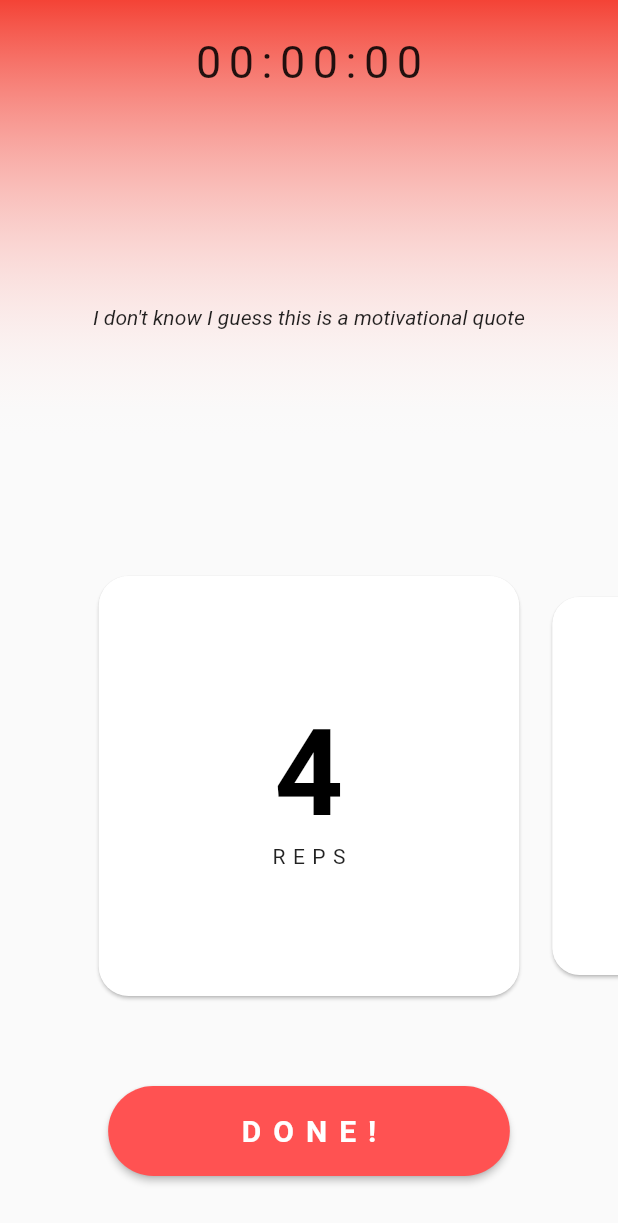
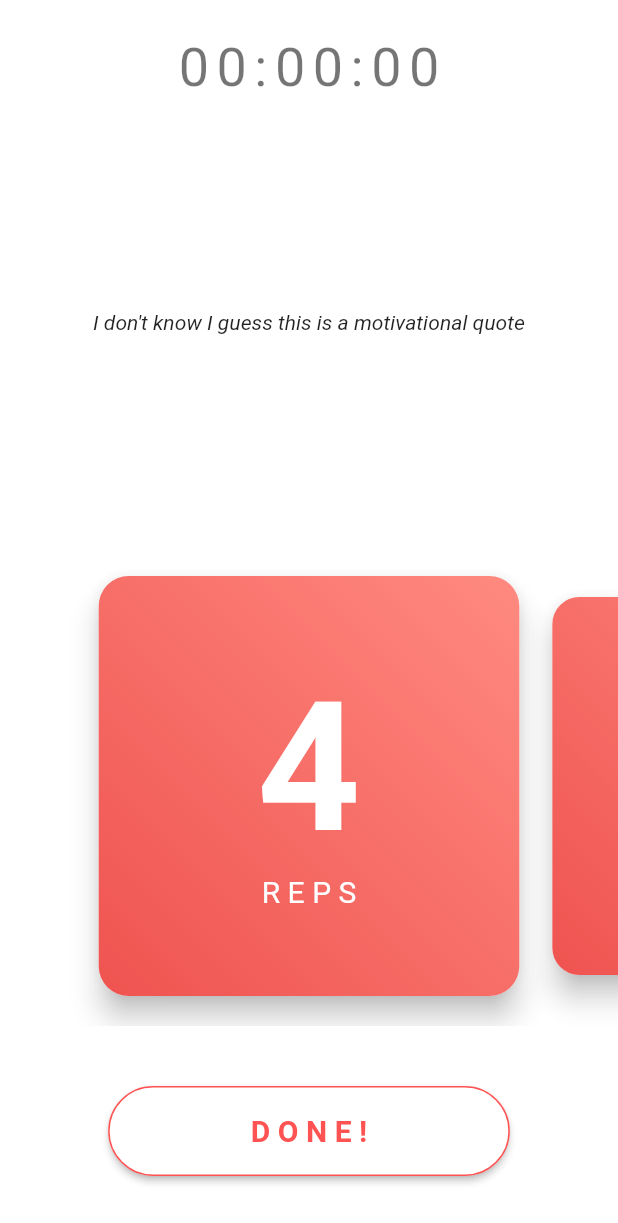
Before and after one commit to Steellow/hundred_reps, a Flutter app: the screen it shows after launch, on a phone screen of 412 x 824 dp. Shown: the top 1223 px of the screen. Run offline on Flutter 3.47's test engine with Material 2 defaults, Android fonts, the phone set to English and light mode, and no system bars; our stand-ins replace flutter_swiper, google_fonts, timer_builder; missing offline and left inert: zoomable_tilt_view.

Commit message:
some design tweaks, commit before redesign

```diff
--- a/TODO.txt
+++ b/TODO.txt
@@ -8,6 +8,8 @@ OPTINOAL FEATURES:
 
 
 BUGS:
+    Swiper hangs if been idling
 
 
 HI-FI:
+    Motivation widget
--- a/lib/screens/main_page/background_gradient.dart
+++ b/lib/screens/main_page/background_gradient.dart
@@ -16,7 +16,7 @@ class BackgroundGradient extends StatelessWidget {
           gradient: LinearGradient(
         colors: <Color>[
           colorByIndex(progressState.progress),
-          Colors.white.withOpacity(0.0),
+          Colors.white.withOpacity(0),
         ],
         begin: Alignment.topCenter,
         end: Alignment.bottomCenter,
--- a/lib/screens/main_page/custom_card.dart
+++ b/lib/screens/main_page/custom_card.dart
@@ -1,4 +1,5 @@
 import 'package:flutter/material.dart';
+import 'package:google_fonts/google_fonts.dart';
 import 'package:ioo_reps/util/progress_helper.dart';
 import 'package:ioo_reps/util/styles.dart';
 import 'package:zoomable_tilt_view/zoomable_tilt_view.dart';
@@ -16,15 +17,33 @@ class _CustomCardState extends State<CustomCard> {
   @override
   Widget build(BuildContext context) {
     final int reps = repsLeftByIndex(widget.index);
+    final double _borderRadius =
+        20; // Using custom BorderRadius in both Card and Container, because you can't but gradient to Card, and if you put it to the container it goes on top of round corners
 
-    return ZoomableTiltView( // Using ZoomableTiltView for extra juiciness
+    return ZoomableTiltView(
+      // Using ZoomableTiltView for extra juiciness
       zoomLimit: 1,
       child: Container(
         height: 300,
-        margin: EdgeInsets.symmetric(vertical: 16), // Without this the Tilt clips on Container on which Swiper is in
+        margin: EdgeInsets.symmetric(
+            vertical:
+                16), // Without this the Tilt clips on Container on which Swiper is in
         child: Card(
+          elevation: 8,
           shape: RoundedRectangleBorder(
-            borderRadius: BorderRadius.circular(20),
+            borderRadius: BorderRadius.circular(_borderRadius),
+          ),
+          child: Container(
+            decoration: BoxDecoration(
+              borderRadius: BorderRadius.circular(_borderRadius),
+              gradient: LinearGradient(
+                begin: Alignment.bottomLeft,
+                end: Alignment.topRight,
+                colors: <Color>[
+                  Colors.red[400],
+                  Colors.redAccent[100],
+                ],
+              ),
             ),
             child: Column(
               mainAxisAlignment: MainAxisAlignment.center,
@@ -41,6 +60,7 @@ class _CustomCardState extends State<CustomCard> {
             ),
           ),
         ),
+      ),
     );
   }
 }
--- a/lib/screens/main_page/done_button.dart
+++ b/lib/screens/main_page/done_button.dart
@@ -24,7 +24,8 @@ class _DoneButtonState extends State<DoneButton> {
         height: 60,
         child: RaisedButton(
           onPressed: () {
-            progressState.updateProgress(); //* Updating progress before if() statement so .move() method (below) knows where to move
+            progressState
+                .updateProgress(); //* Updating progress before if() statement so .move() method (below) knows where to move
 
             if (progressState.progress < 9) {
               // Moves the card using SwiperController defined in main_page.dart
@@ -41,8 +42,9 @@ class _DoneButtonState extends State<DoneButton> {
           ),
           shape: RoundedRectangleBorder(
             borderRadius: BorderRadius.circular(30),
+            side: BorderSide(color: Colors.redAccent),
           ),
-          color: Colors.redAccent,
+          color: Colors.white,
         ),
       ),
     );
--- a/lib/screens/main_page/main_page.dart
+++ b/lib/screens/main_page/main_page.dart
@@ -14,11 +14,12 @@ class MainPage extends StatelessWidget {
         SwiperController(); // Defining Controller for Swiper here because both CardSwiper() and DoneButton() widgets need it
 
     return Scaffold(
+      backgroundColor: Colors.white,
       body: ChangeNotifierProvider<ProgressState>.value(
         value: ProgressState(),
         child: Stack(
           children: [
-            BackgroundGradient(),
+            // BackgroundGradient(),
             SafeArea(
               child: Center(
                 child: Column(
@@ -29,6 +30,7 @@ class MainPage extends StatelessWidget {
                       "I don't know I guess this is a motivational quote",
                       style: TextStyle(
                         fontStyle: FontStyle.italic,
+                        color: Colors.black87,
                       ),
                     ),
                     Column(
--- a/lib/util/styles.dart
+++ b/lib/util/styles.dart
@@ -2,25 +2,29 @@ import 'package:flutter/material.dart';
 
 abstract class Styles {
   static const doneButtonText = TextStyle(
-    color: Colors.white,
+    color: Colors.redAccent,
     fontWeight: FontWeight.bold,
     fontSize: 20,
-    letterSpacing: 8,
+    letterSpacing: 5,
   );
 
   static var cardMainText = TextStyle(
-    fontSize: 80,
-    color: Colors.black,
-    fontWeight: FontWeight.bold
+    fontSize: 120,
+    // color: Colors.black,
+    color: Colors.white,
+    fontWeight: FontWeight.bold,
+
   );
 
   static var cardSecondaryText = TextStyle(
     letterSpacing: 5,
+    fontSize: 20,
+    color: Colors.white,
   );
 
   static var timerText = TextStyle(
-    fontSize: 30,
+    fontSize: 36,
     letterSpacing: 5,
-    color: Colors.black87,
+    color: Colors.black54,
   );
 }
```
Lines whose indentation alone changed are shown as unchanged.
